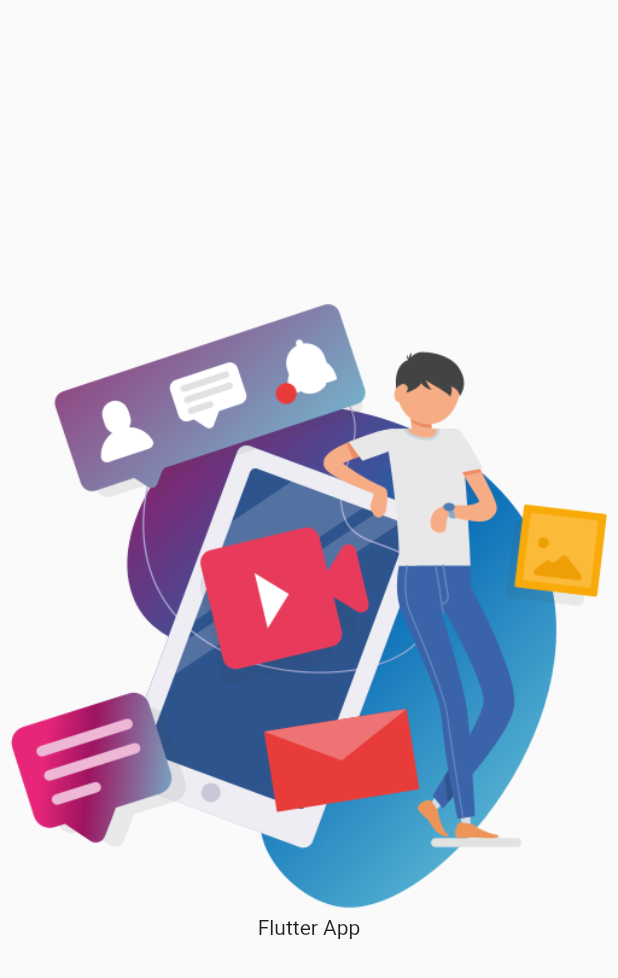
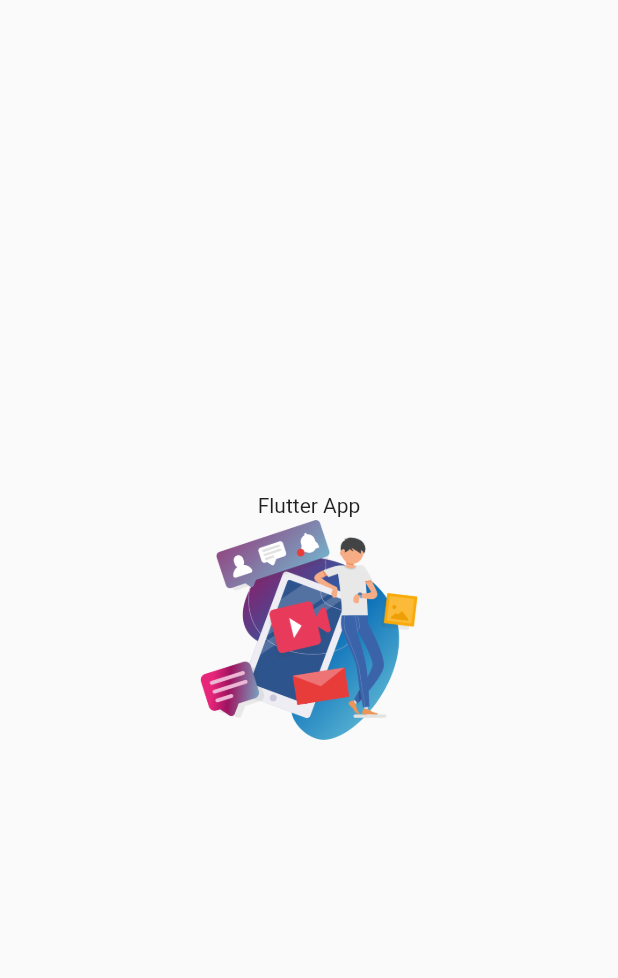
Before and after one commit to amornpan/first_flutter, a Flutter app: the screen it shows after launch, on a phone screen of 412 x 824 dp. Shown: the top 978 px of the screen. Run offline on Flutter 3.47's test engine with Material 2 defaults, Android fonts, the phone set to English and light mode, and no system bars.

Commit message:
Container image and Container outbound

```diff
--- a/lib/screens/home.dart
+++ b/lib/screens/home.dart
@@ -9,8 +9,14 @@ class _HomeState extends State<Home> {
   //Explicit
 
   //Method
-  Widget showLogo(){
-    return Image.asset('images/logo.png');
+  Widget showLogo() {
+    return Container(alignment: Alignment.center,
+      child: Container(
+        width: 150.0,
+        height: 150,
+        child: Image.asset('images/logo.png'),
+      ),
+    );
   }
 
   Widget showAppName() {
@@ -20,10 +26,11 @@ class _HomeState extends State<Home> {
   @override
   Widget build(BuildContext context) {
     return Scaffold(
-      body: Column(mainAxisAlignment: MainAxisAlignment.center,
+      body: Column(
+        mainAxisAlignment: MainAxisAlignment.center,
         children: <Widget>[
+          showAppName(),
           showLogo(),
-          showAppName(),
         ],
       ),
     );
```
